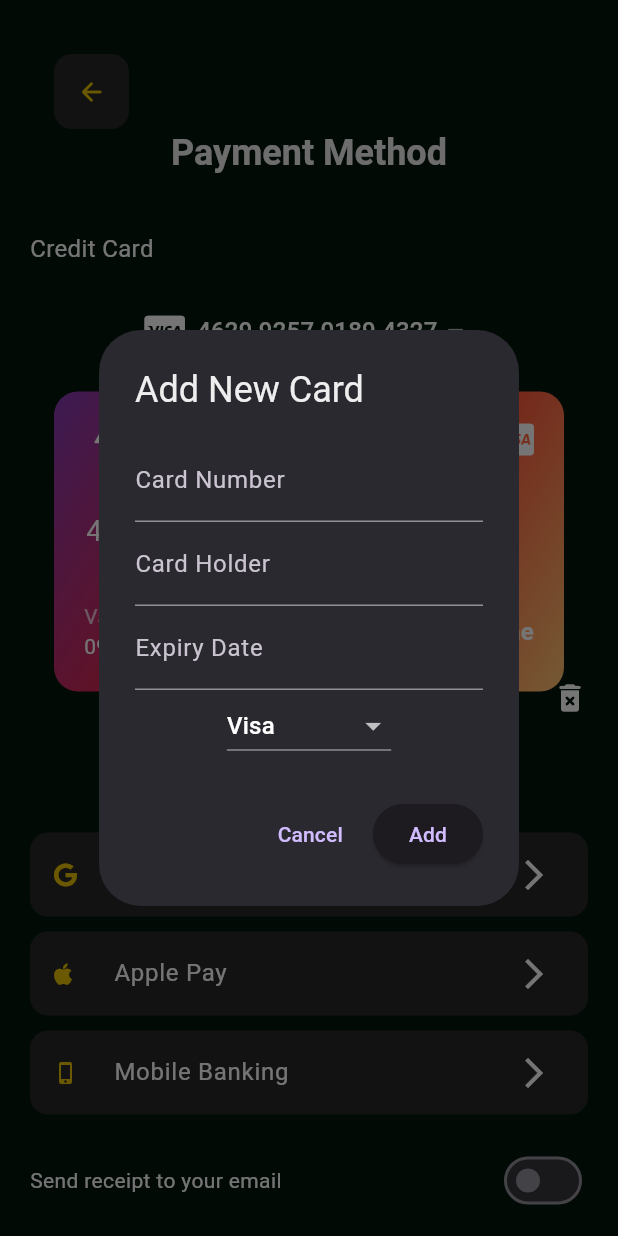
After one commit to nemorixpay/NemorixPay-Mobile-Code, a Flutter app: the PaymentMethodPage screen opened by its route, after a tap on "+add new card", on a phone screen of 412 x 824 dp. The commit adds this screen. Run offline on Flutter 3.47's test engine with Material 3 defaults, Android fonts, the phone set to English and light mode, and no system bars; our stand-ins replace firebase_analytics, firebase_core, fl_chart, font_awesome_flutter, google_fonts, lucide_icons; accounts and stored records are empty; generated files the repository leaves out were written again.

Commit message:
Payment method page v1.0 & credit card gradient included

```diff
--- a/lib/config/routes/app_routes.dart
+++ b/lib/config/routes/app_routes.dart
@@ -7,6 +7,8 @@ import 'package:nemorixpay/config/routes/route_names.dart';
 import 'package:nemorixpay/features/auth/ui/pages/sign_in_page.dart';
 import 'package:nemorixpay/features/auth/ui/pages/sign_up_page.dart';
 import 'package:nemorixpay/features/cryptocurrency/ui/pages/buy_crypto_page.dart';
+import 'package:nemorixpay/features/cryptocurrency/ui/pages/payment_method_page.dart';
+import 'package:nemorixpay/features/cryptocurrency/ui/pages/payment_method_page.dart';
 import 'package:nemorixpay/features/splash/ui/pages/splash_page.dart';
 import 'package:nemorixpay/shared/ui/pages/test_page/test_home_page.dart';
 import 'package:nemorixpay/features/cryptocurrency/ui/pages/home_page.dart';
@@ -67,6 +69,16 @@ class AppRoutes {
       screen: BuyCryptoPage(),
       icon: Icons.credit_card_rounded,
     ),
+    RouteModel(
+      route: RouteNames.paymentMethod,
+      name: 'Payment Method',
+      screen: PaymentMethodPage(
+        cryptoName: 'BTC',
+        amount: 200,
+        currency: 'USD',
+      ),
+      icon: Icons.credit_card_rounded,
+    ),
   ];
 
   static Map<String, Widget Function(BuildContext)> getAppRoutes() {
--- a/lib/config/routes/route_names.dart
+++ b/lib/config/routes/route_names.dart
@@ -2,9 +2,10 @@ class RouteNames {
   static const splash = "splash";
   static const signIn = "sign_in";
   static const signUp = "sign_up";
+  static const forgotPassword = "forgot_password";
+  static const homeAnalytics = "home_analytics";
   static const home = "home";
-  static const homeAnalytics = "home_analytics";
   static const cryptoDetails = "crypto_details";
   static const buyCrypto = "buy_crypto";
-  static const forgotPassword = "forgot_password";
+  static const paymentMethod = "payment_method";
 }
--- /dev/null
+++ b/lib/features/cryptocurrency/domain/entity/credit_card.dart
@@ -0,0 +1,13 @@
+class CreditCard {
+  final String number;
+  final String holder;
+  final String expiry;
+  final String type; // 'Visa', 'MasterCard', 'ApplePay'
+
+  CreditCard({
+    required this.number,
+    required this.holder,
+    required this.expiry,
+    required this.type,
+  });
+}
--- /dev/null
+++ b/lib/features/cryptocurrency/ui/pages/payment_method_page.dart
@@ -0,0 +1,275 @@
+import 'package:flutter/material.dart';
+import 'package:font_awesome_flutter/font_awesome_flutter.dart';
+import 'package:nemorixpay/config/theme/nemorix_colors.dart';
+import 'package:nemorixpay/features/cryptocurrency/domain/entity/credit_card.dart';
+import 'package:nemorixpay/features/cryptocurrency/ui/widgets/credit_card_gradient.dart';
+import 'package:nemorixpay/shared/data/mock_credit_cards.dart';
+import 'package:nemorixpay/shared/ui/widgets/custom_button_tile.dart';
+import 'package:nemorixpay/shared/ui/widgets/main_header.dart';
+import 'package:nemorixpay/shared/ui/widgets/rounded_elevated_button.dart';
+
+/// @file        payment_method_page.dart
+/// @brief       Payment method page.
+/// @details     This file contains the base code for the second step in the crypto purchase process: selecting the payment method.
+/// @author      Miguel Fagundez
+/// @date        2025-04-21
+/// @version     1.0
+/// @copyright   Apache 2.0 License
+class PaymentMethodPage extends StatefulWidget {
+  final String cryptoName;
+  final double amount;
+  final String currency;
+
+  const PaymentMethodPage({
+    super.key,
+    required this.cryptoName,
+    required this.amount,
+    required this.currency,
+  });
+
+  @override
+  State<PaymentMethodPage> createState() => _PaymentMethodPageState();
+}
+
+class _PaymentMethodPageState extends State<PaymentMethodPage> {
+  int selectedCardIndex = 0;
+  bool sendReceipt = false;
+
+  void _showAddCardDialog() {
+    final numberController = TextEditingController();
+    final holderController = TextEditingController();
+    final expiryController = TextEditingController();
+    String selectedType = 'Visa';
+
+    // TODO TEMPORAL
+    showDialog(
+      context: context,
+      builder:
+          (_) => AlertDialog(
+            title: const Text('Add New Card'),
+            content: Column(
+              mainAxisSize: MainAxisSize.min,
+              children: [
+                TextField(
+                  controller: numberController,
+                  decoration: const InputDecoration(labelText: 'Card Number'),
+                ),
+                TextField(
+                  controller: holderController,
+                  decoration: const InputDecoration(labelText: 'Card Holder'),
+                ),
+                TextField(
+                  controller: expiryController,
+                  decoration: const InputDecoration(labelText: 'Expiry Date'),
+                ),
+                DropdownButton<String>(
+                  value: selectedType,
+                  items:
+                      ['Visa', 'MasterCard', 'ApplePay']
+                          .map(
+                            (type) => DropdownMenuItem(
+                              value: type,
+                              child: Text(type),
+                            ),
+                          )
+                          .toList(),
+                  onChanged: (value) => setState(() => selectedType = value!),
+                ),
+              ],
+            ),
+            actions: [
+              TextButton(
+                onPressed: () {
+                  Navigator.pop(context);
+                },
+                child: const Text('Cancel'),
+              ),
+              ElevatedButton(
+                onPressed: () {
+                  if (numberController.text.isNotEmpty &&
+                      holderController.text.isNotEmpty &&
+                      expiryController.text.isNotEmpty) {
+                    setState(() {
+                      creditCards.add(
+                        CreditCard(
+                          number: numberController.text,
+                          holder: holderController.text,
+                          expiry: expiryController.text,
+                          type: selectedType,
+                        ),
+                      );
+                      selectedCardIndex = creditCards.length - 1;
+                    });
+                    Navigator.pop(context);
+                  }
+                },
+                child: const Text('Add'),
+              ),
+            ],
+          ),
+    );
+  }
+
+  @override
+  Widget build(BuildContext context) {
+    return Scaffold(
+      body: SafeArea(
+        child: SingleChildScrollView(
+          physics: const BouncingScrollPhysics(),
+          padding: const EdgeInsets.all(20),
+          child: Column(
+            crossAxisAlignment: CrossAxisAlignment.start,
+            children: [
+              const MainHeader(title: 'Payment Method'),
+              const SizedBox(height: 20),
+              // Credit Card Selector
+              Column(
+                crossAxisAlignment: CrossAxisAlignment.start,
+                children: [
+                  const Text(
+                    'Credit Card',
+                    style: TextStyle(color: Colors.white, fontSize: 16),
+                  ),
+                  const SizedBox(height: 20),
+                  Center(
+                    child: DropdownButton<int>(
+                      value: selectedCardIndex,
+                      dropdownColor: Colors.black,
+                      items: List.generate(
+                        creditCards.length,
+                        (index) => DropdownMenuItem(
+                          value: index,
+                          child: Row(
+                            children: [
+                              (creditCards[index].type == 'Visa')
+                                  ? FaIcon(FontAwesomeIcons.ccVisa)
+                                  : FaIcon(FontAwesomeIcons.ccMastercard),
+                              SizedBox(width: 8.0),
+                              Text(
+                                creditCards[index].number,
+                                style: const TextStyle(color: Colors.white),
+                              ),
+                            ],
+                          ),
+                        ),
+                      ),
+                      onChanged: (value) {
+                        setState(() {
+                          selectedCardIndex = value!;
+                        });
+                      },
+                    ),
+                  ),
+                  Stack(
+                    alignment: Alignment.bottomRight,
+                    children: [
+                      CreditCardGradient(card: creditCards[selectedCardIndex]),
+                      GestureDetector(
+                        child: Icon(Icons.delete_forever_rounded, size: 24),
+                        onTap: () {
+                          debugPrint('Credit Card Deleted');
+                        },
+                      ),
+                    ],
+                  ),
+                  const SizedBox(height: 10),
+                  Center(
+                    child: TextButton(
+                      onPressed: _showAddCardDialog,
+                      child: const Text(
+                        '+add new card',
+                        style: TextStyle(
+                          color: NemorixColors.primaryColor,
+                          fontSize: 14,
+                        ),
+                      ),
+                    ),
+                  ),
+                ],
+              ),
+              const SizedBox(height: 20),
+              // Other Payment buttons
+              CustomButtonTile(
+                label: 'Google Pay',
+                widgetLeft: FaIcon(
+                  size: 16,
+                  FontAwesomeIcons.google,
+                  color: NemorixColors.primaryColor,
+                ),
+                widgetRight: const Icon(
+                  Icons.arrow_forward_ios,
+                  color: Colors.white,
+                ),
+                function: () {
+                  debugPrint('New Google Pay');
+                },
+              ),
+              const SizedBox(height: 10),
+              CustomButtonTile(
+                widgetLeft: FaIcon(
+                  size: 16,
+                  FontAwesomeIcons.apple,
+                  color: NemorixColors.primaryColor,
+                ),
+                widgetRight: const Icon(
+                  Icons.arrow_forward_ios,
+                  color: Colors.white,
+                ),
+                label: 'Apple Pay',
+                // icon: Icons.chevron_right_outlined,
+                function: () {
+                  debugPrint('New Apple Pay');
+                },
+              ),
+              const SizedBox(height: 10),
+              CustomButtonTile(
+                label: 'Mobile Banking',
+                widgetRight: const Icon(
+                  Icons.arrow_forward_ios,
+                  color: Colors.white,
+                ),
+                widgetLeft: const Icon(
+                  size: 16,
+                  Icons.phone_iphone,
+                  color: NemorixColors.primaryColor,
+                ),
+                function: () {
+                  debugPrint('New Mobile Banking');
+                },
+              ),
+              const SizedBox(height: 20),
+              // Switch email option
+              Row(
+                mainAxisAlignment: MainAxisAlignment.spaceBetween,
+                children: [
+                  const Text(
+                    'Send receipt to your email',
+                    style: TextStyle(color: Colors.white),
+                  ),
+                  Switch(
+                    value: sendReceipt,
+                    activeColor: NemorixColors.primaryColor,
+                    onChanged: (value) => setState(() => sendReceipt = value),
+                  ),
+                ],
+              ),
+              const SizedBox(height: 20),
+              // Continue button
+              Padding(
+                padding: const EdgeInsets.all(8.0),
+                child: RoundedElevatedButton(
+                  text: 'Continue',
+                  onPressed: () {
+                    debugPrint('Button continue pressed');
+                  }, // Flutter bloc action
+                  backgroundColor: NemorixColors.primaryColor,
+                  textColor: Colors.black,
+                ),
+              ),
+            ],
+          ),
+        ),
+      ),
+    );
+  }
+}
--- /dev/null
+++ b/lib/features/cryptocurrency/ui/widgets/credit_card_gradient.dart
@@ -0,0 +1,85 @@
+import 'package:flutter/material.dart';
+import 'package:font_awesome_flutter/font_awesome_flutter.dart';
+import 'package:google_fonts/google_fonts.dart';
+import 'package:nemorixpay/features/cryptocurrency/domain/entity/credit_card.dart';
+
+/// @file        credit_card_gradient.dart
+/// @brief       Credit card widget.
+/// @details     This file contains general code for building a credit card widget using a three-color gradient.
+/// @author      Miguel Fagundez
+/// @date        2025-04-21
+/// @version     1.1
+/// @copyright   Apache 2.0 License
+class CreditCardGradient extends StatelessWidget {
+  final CreditCard card;
+  const CreditCardGradient({super.key, required this.card});
+
+  @override
+  Widget build(BuildContext context) {
+    return Padding(
+      padding: const EdgeInsets.all(16.0),
+      child: Container(
+        height: 200,
+        width: double.infinity,
+        decoration: BoxDecoration(
+          borderRadius: BorderRadius.circular(16),
+          gradient: const LinearGradient(
+            colors: [Color(0xFF833AB4), Color(0xFFFD1D1D), Color(0xFFFFC371)],
+            begin: Alignment.topLeft,
+            end: Alignment.bottomRight,
+          ),
+        ),
+        padding: const EdgeInsets.all(20),
+        child: Column(
+          crossAxisAlignment: CrossAxisAlignment.start,
+          mainAxisAlignment: MainAxisAlignment.spaceBetween,
+          children: [
+            Row(
+              mainAxisAlignment: MainAxisAlignment.spaceBetween,
+              children: [
+                const Icon(Icons.bolt, color: Colors.white),
+                (card.type == 'Visa')
+                    ? FaIcon(FontAwesomeIcons.ccVisa)
+                    : FaIcon(FontAwesomeIcons.ccMastercard),
+              ],
+            ),
+            Text(
+              card.number,
+              style: GoogleFonts.inconsolata(
+                fontSize: 22,
+                color: Colors.white,
+                letterSpacing: 2,
+              ),
+            ),
+            Row(
+              mainAxisAlignment: MainAxisAlignment.spaceBetween,
+              children: [
+                Column(
+                  crossAxisAlignment: CrossAxisAlignment.start,
+                  children: [
+                    const Text(
+                      'Valid till',
+                      style: TextStyle(color: Colors.white70),
+                    ),
+                    Text(
+                      card.expiry,
+                      style: const TextStyle(color: Colors.white),
+                    ),
+                  ],
+                ),
+                Text(
+                  card.holder,
+                  style: const TextStyle(
+                    color: Colors.white,
+                    fontSize: 16,
+                    fontWeight: FontWeight.bold,
+                  ),
+                ),
+              ],
+            ),
+          ],
+        ),
+      ),
+    );
+  }
+}
--- /dev/null
+++ b/lib/features/cryptocurrency/ui/widgets/credit_card_type_rounded.dart
@@ -0,0 +1,35 @@
+import 'package:flutter/material.dart';
+import 'package:nemorixpay/config/theme/nemorix_colors.dart';
+
+/// @file        credit_card_type_rounded.dart
+/// @brief       Show credit card information in a rounded widget.
+/// @details     This file contains general code for building a rounded credit card ifnormation using a border decoration.
+/// @author      Miguel Fagundez
+/// @date        2025-04-22
+/// @version     1.0
+/// @copyright   Apache 2.0 License
+class CreditCardTypeRounded extends StatelessWidget {
+  final String label;
+  final bool isSelected;
+
+  const CreditCardTypeRounded({
+    super.key,
+    required this.label,
+    required this.isSelected,
+  });
+
+  @override
+  Widget build(BuildContext context) {
+    return Container(
+      padding: const EdgeInsets.symmetric(horizontal: 12, vertical: 6),
+      decoration: BoxDecoration(
+        border: Border.all(
+          color: isSelected ? NemorixColors.primaryColor : Colors.grey.shade800,
+        ),
+        color: Colors.grey.shade800,
+        borderRadius: BorderRadius.circular(10),
+      ),
+      child: Text(label),
+    );
+  }
+}
--- a/lib/features/splash/ui/pages/splash_page.dart
+++ b/lib/features/splash/ui/pages/splash_page.dart
@@ -63,6 +63,15 @@ class SplashPage extends StatelessWidget {
               backgroundColor: Colors.white,
               textColor: Colors.black,
             ),
+            SizedBox(height: 20),
+            RoundedElevatedButton(
+              text: "Continue with Payment Method",
+              onPressed: () {
+                Navigator.pushNamed(context, RouteNames.paymentMethod);
+              },
+              backgroundColor: Colors.white,
+              textColor: Colors.black,
+            ),
           ],
         ),
       ),
--- /dev/null
+++ b/lib/shared/data/mock_credit_cards.dart
@@ -0,0 +1,29 @@
+import 'package:nemorixpay/features/cryptocurrency/domain/entity/credit_card.dart';
+
+/// @file        mock_credit_cards.dart
+/// @brief       Mock data list for credit cards.
+/// @details     This file includes sample credit card information used for UI development and testing.
+/// @author      Miguel Fagundez
+/// @date        2025-04-21
+/// @version     1.0
+/// @copyright   Apache 2.0 License
+final List<CreditCard> creditCards = [
+  CreditCard(
+    number: '4629 9257 0189 4327',
+    holder: 'John Greene',
+    expiry: '09/24',
+    type: 'Visa',
+  ),
+  CreditCard(
+    number: '5423 8765 4321 1122',
+    holder: 'Alice Smith',
+    expiry: '11/25',
+    type: 'MasterCard',
+  ),
+  CreditCard(
+    number: '3782 822463 10005',
+    holder: 'Emma Watson',
+    expiry: '01/26',
+    type: 'Visa',
+  ),
+];
--- /dev/null
+++ b/lib/shared/ui/widgets/custom_button_tile.dart
@@ -0,0 +1,39 @@
+import 'package:flutter/material.dart';
+
+/// @file        button_tile_right.dart
+/// @brief       Button tile.
+/// @details     This file provides a base implementation for a button tile with an icon aligned to the right.
+/// @author      Miguel Fagundez
+/// @date        2025-04-21
+/// @version     1.0
+/// @copyright   Apache 2.0 License
+class CustomButtonTile extends StatelessWidget {
+  final String label;
+  final Function() function;
+  final Widget? widgetRight;
+  final Widget? widgetLeft;
+
+  const CustomButtonTile({
+    super.key,
+    required this.label,
+    required this.function,
+    this.widgetRight,
+    this.widgetLeft,
+  });
+
+  @override
+  Widget build(BuildContext context) {
+    return Container(
+      decoration: BoxDecoration(
+        color: Theme.of(context).cardColor,
+        borderRadius: BorderRadius.circular(12),
+      ),
+      child: ListTile(
+        leading: widgetLeft,
+        title: Text(label, style: const TextStyle(color: Colors.white)),
+        trailing: widgetRight,
+        onTap: function,
+      ),
+    );
+  }
+}
--- a/pubspec.yaml
+++ b/pubspec.yaml
@@ -47,6 +47,9 @@ dependencies:
   lucide_icons: ^0.257.0
   # UI: Graphics
   fl_chart: ^0.70.2
+  # Fonts & Icons
+  google_fonts: ^6.2.1
+  font_awesome_flutter: ^10.8.0
 
 dev_dependencies:
   flutter_test:
```
Also changed, not shown: pubspec.lock, 2 other files.
